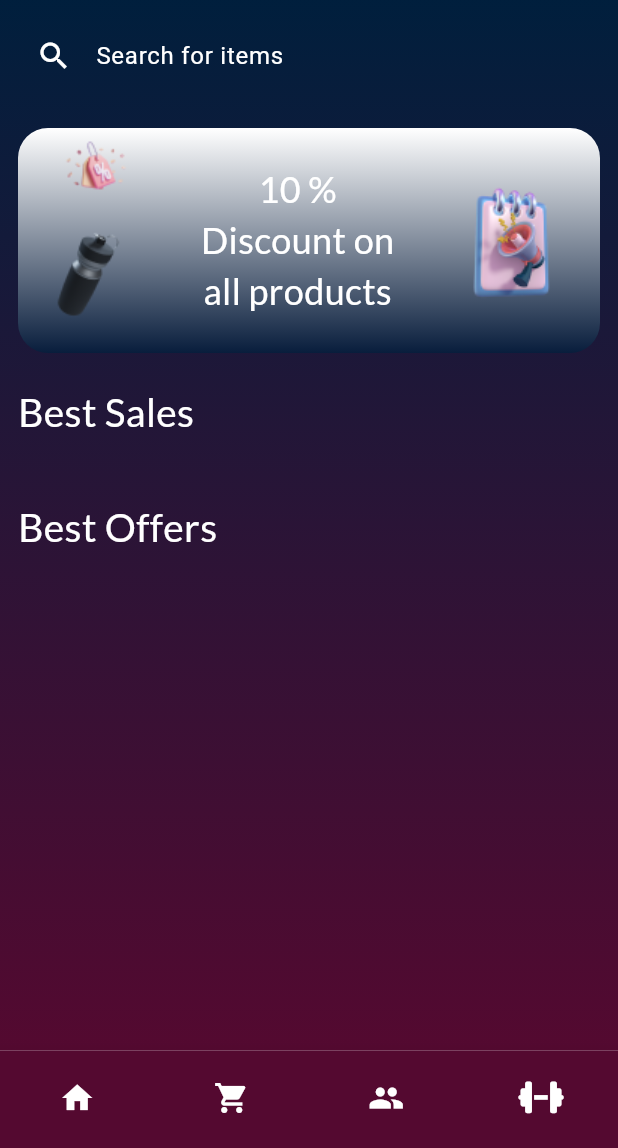
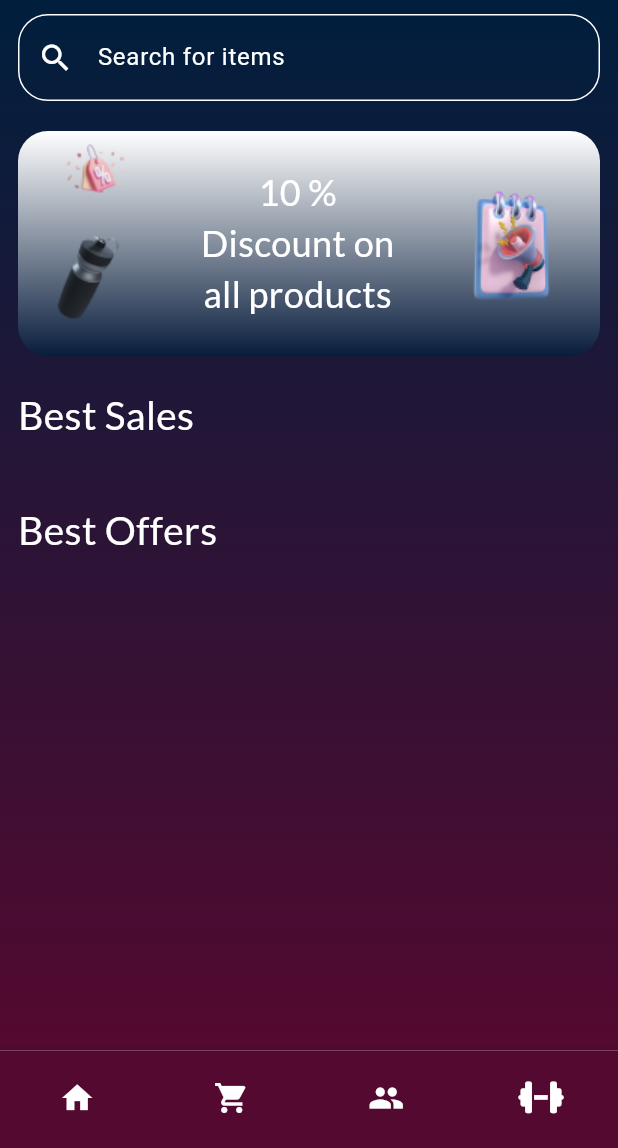
Before and after one commit to AbdenourBouziane/Hangar-Gym-App, a Flutter app: the HomePage screen opened by its route, swiped to page 2, on a phone screen of 412 x 824 dp, the part 88-1236 px from its top. Run offline on Flutter 3.47's test engine with Material 3 defaults, Android fonts, the phone set to English and light mode, and no system bars; our stand-ins replace font_awesome_flutter, get, intl_phone_number_input, sqflite; accounts and stored records are empty.

Commit message:
Fixing some problems in the insertion and adding the search bar

```diff
--- a/lib/backend/db_helper.dart
+++ b/lib/backend/db_helper.dart
@@ -25,7 +25,8 @@ class DbHelper {
     String path = join(await getDatabasesPath(), 'app_database.db');
 
     // Open the database
-    Database db = await openDatabase(path, version: 1, onCreate: (db, version) async {
+    Database db =
+        await openDatabase(path, version: 1, onCreate: (db, version) async {
       await _createEventsTable(db);
       await _createStoreItemsTable(db);
     });
--- a/lib/backend/items/db_items.dart
+++ b/lib/backend/items/db_items.dart
@@ -1,6 +1,6 @@
 import 'package:hangar_gym/backend/db_helper.dart';
+import 'package:sqflite/sqflite.dart';
 import 'package:hangar_gym/data/store_items.dart';
-import 'package:sqflite/sqflite.dart';
 
 class DbItems {
   final DbHelper dbHelper = DbHelper();
--- a/lib/pages/screens/landing_screen.dart
+++ b/lib/pages/screens/landing_screen.dart
@@ -36,7 +36,7 @@ class _LandingPageState extends State<LandingScreen>
     super.initState();
     _controller = AnimationController(
       vsync: this,
-      duration: const Duration(seconds: 4),
+      duration: const Duration(seconds: 2),
     );
 
     _controller.addStatusListener((status) {
@@ -90,7 +90,7 @@ class _LandingPageState extends State<LandingScreen>
       ),
     );
 
-    Timer(const Duration(seconds: 2), () {
+    Timer(const Duration(seconds: 1), () {
       _controller.forward();
     });
   }
--- a/lib/pages/widgets/store/items_list.widget.dart
+++ b/lib/pages/widgets/store/items_list.widget.dart
@@ -19,12 +19,10 @@ class ItemsList extends StatelessWidget {
         } else {
           List<Map<String, dynamic>> storeItems = snapshot.data!;
 
-          // Check if store items are not yet inserted and insert them
           if (storeItems.isEmpty) {
             DbItems().insertStoreItems();
           }
 
-          // Filter items based on search query
           List<Map<String, dynamic>> displayedItems = storeItems
               .where((item) => item['itemName']
                   .toString()
--- a/lib/pages/widgets/store/search_bar.widget.dart
+++ b/lib/pages/widgets/store/search_bar.widget.dart
@@ -13,7 +13,16 @@ class SearchBarStore extends StatelessWidget {
 
   @override
   Widget build(BuildContext context) {
-    return TextField(
+    return Container(
+      decoration: BoxDecoration(
+        border: Border.all(
+          color: AppColors.white,
+          width: 1,
+        ),
+        borderRadius: BorderRadius.circular(20),
+      ),
+      child: TextField(
+        style: const TextStyle(color: AppColors.white),
         controller: searchController,
         onChanged: updateDisplayedItems,
         decoration: const InputDecoration(
@@ -27,6 +36,7 @@ class SearchBarStore extends StatelessWidget {
             color: AppColors.white,
           ),
         ),
+      ),
     );
   }
 }
--- a/lib/views/store_page.dart
+++ b/lib/views/store_page.dart
@@ -6,7 +6,7 @@ import 'package:hangar_gym/pages/widgets/store/items_list.widget.dart';
 import 'package:hangar_gym/pages/widgets/store/search_bar.widget.dart';
 
 class StorePage extends StatefulWidget {
-  const StorePage({Key? key}) : super(key: key);
+  const StorePage({super.key});
 
   @override
   // ignore: library_private_types_in_public_api
--- a/pubspec.yaml
+++ b/pubspec.yaml
@@ -19,6 +19,12 @@ dev_dependencies:
   flutter_test:
     sdk: flutter
   flutter_lints: ^2.0.0
+  flutter_launcher_icons: "^0.13.1"
+
+flutter_launcher_icons:
+  android: "launcher_icon"
+  ios: true
+  image_path: "assets/images/logos/logoblack.png"
 
 flutter:
   uses-material-design: true
```
Also changed, not shown: pubspec.lock, 2 other files. Lines whose indentation alone changed are shown as unchanged.
